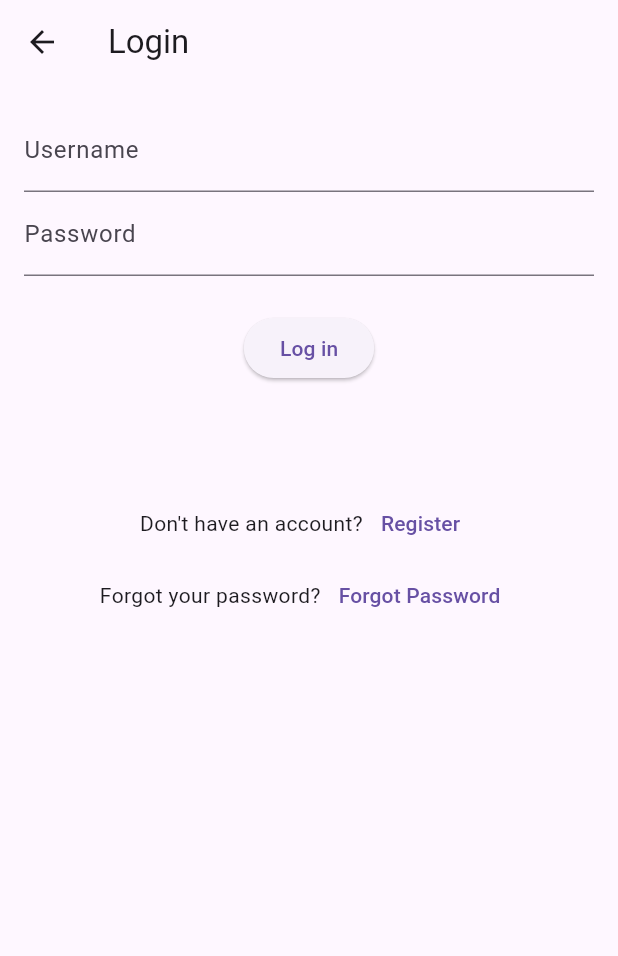
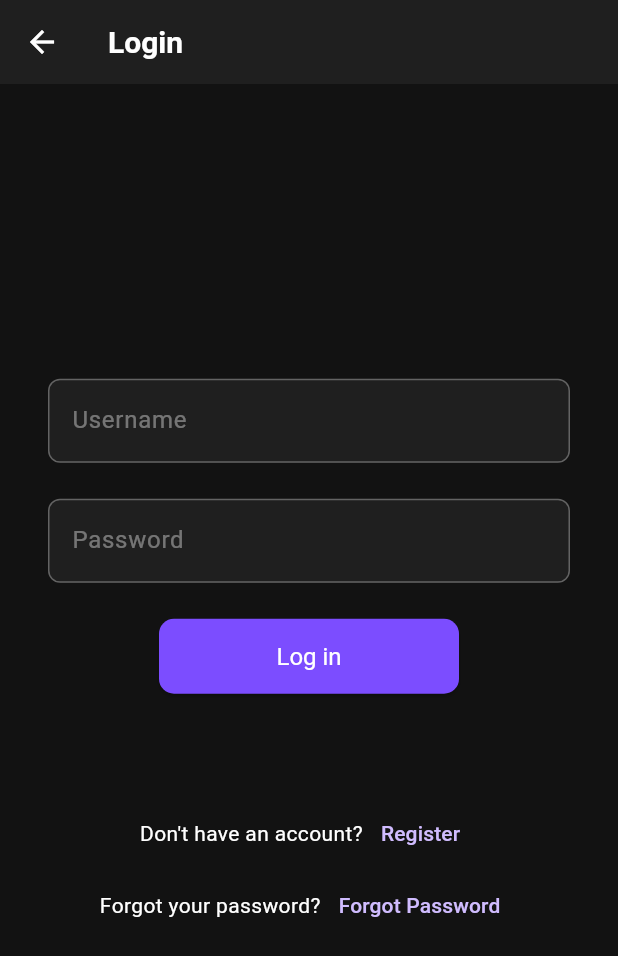
Before and after one commit to Salmoness/large-project, a Flutter app: the screen it shows after launch, after a tap on "Host", on a phone screen of 412 x 824 dp. Shown: the top 956 px of the screen. Run offline on Flutter 3.47's test engine with Material 3 defaults, Android fonts, the light colour scheme and no system bars; our stand-ins replace jwt_decoder, shared_preferences; network calls fail.

Commit message:
Mobile dark theme and layout organization

```diff
--- /dev/null
+++ b/mobile/lib/dark_theme.dart
@@ -0,0 +1,59 @@
+import 'package:flutter/material.dart';
+
+ThemeData darkTheme = ThemeData(
+  brightness: Brightness.dark,
+  scaffoldBackgroundColor: Color(0xFF121212),
+
+  // AppBar
+  appBarTheme: AppBarTheme(
+    backgroundColor: Color(0xFF1F1F1F),
+    foregroundColor: Colors.white,
+    elevation: 0,
+    iconTheme: IconThemeData(color: Colors.white),
+    titleTextStyle: TextStyle(
+      color: Colors.white,
+      fontSize: 20,
+      fontWeight: FontWeight.bold,
+    ),
+  ),
+
+  // Text
+  textTheme: TextTheme(
+    bodyMedium: TextStyle(color: Colors.white),
+    bodyLarge: TextStyle(color: Colors.white),
+    titleLarge: TextStyle(color: Colors.white),
+    labelLarge: TextStyle(color: Colors.white),
+  ),
+
+  // Inputs
+  inputDecorationTheme: InputDecorationTheme(
+    filled: true,
+    fillColor: Color(0xFF1F1F1F), // Dark fill for input
+    labelStyle: TextStyle(color: Colors.white38),
+    hintStyle: TextStyle(color: Colors.white54),
+    border: OutlineInputBorder(
+      borderSide: BorderSide(color: Colors.white24),
+      borderRadius: BorderRadius.circular(8),
+    ),
+    enabledBorder: OutlineInputBorder(
+      borderSide: BorderSide(color: Colors.white30),
+      borderRadius: BorderRadius.circular(8),
+    ),
+    focusedBorder: OutlineInputBorder(
+      borderSide: BorderSide(color: Colors.white),
+      borderRadius: BorderRadius.circular(8),
+    ),
+  ),
+
+  // Buttons
+  elevatedButtonTheme: ElevatedButtonThemeData(
+    style: ElevatedButton.styleFrom(
+      backgroundColor: Colors.deepPurpleAccent,
+      foregroundColor: Colors.white,
+      padding: EdgeInsets.symmetric(vertical: 12, horizontal: 24),
+      shape: RoundedRectangleBorder(borderRadius: BorderRadius.circular(10)),
+      textStyle: TextStyle(fontSize: 16),
+      minimumSize: Size(200, 50),
+    ),
+  ),
+);
--- a/mobile/lib/main.dart
+++ b/mobile/lib/main.dart
@@ -9,6 +9,7 @@ import 'views/browse.dart';
 import 'views/create.dart';
 import 'views/history.dart';
 import 'views/host.dart';
+import 'dark_theme.dart';
 
 void main() => runApp(TrivAIMobileApp());
 
@@ -20,6 +21,7 @@ class TrivAIMobileApp extends StatelessWidget {
     return MaterialApp(
       title: 'TrivAI Mobile Application',
       initialRoute: '/',
+      theme: darkTheme,
       routes: {
         '/': (context) => IndexView(),
         '/play': (context) => PlayView(),
--- /dev/null
+++ b/mobile/lib/utils/center_widget.dart
@@ -0,0 +1,29 @@
+import 'package:flutter/material.dart';
+
+class CenteredView extends StatelessWidget {
+  final List<Widget> children;
+  final EdgeInsetsGeometry padding;
+  final MainAxisSize mainAxisSize;
+
+  const CenteredView({
+    super.key,
+    required this.children,
+    this.padding = const EdgeInsets.all(32),
+    this.mainAxisSize = MainAxisSize.min,
+  });
+
+  @override
+  Widget build(BuildContext context) {
+    return Center(
+      child: Padding(
+        padding: padding,
+        child: Column(
+          mainAxisSize: mainAxisSize,
+          mainAxisAlignment: MainAxisAlignment.center,
+          crossAxisAlignment: CrossAxisAlignment.center,
+          children: children,
+        ),
+      ),
+    );
+  }
+}
--- a/mobile/lib/utils/user_auth_only_view.dart
+++ b/mobile/lib/utils/user_auth_only_widget.dart
@@ -1,22 +1,18 @@
 import 'package:flutter/material.dart';
+import '../utils/center_widget.dart';
 import 'debug_mode_print.dart';
 import 'jwt_auth_service.dart';
 
-class UserAuthOnlyView extends StatefulWidget {
+class UserAuthOnly extends StatefulWidget {
   final Widget child;
-  final AppBar appBar;
 
-  const UserAuthOnlyView({
-    super.key,
-    required this.child,
-    required this.appBar,
-  });
+  const UserAuthOnly({super.key, required this.child});
 
   @override
   UserOnlyAuthState createState() => UserOnlyAuthState();
 }
 
-class UserOnlyAuthState extends State<UserAuthOnlyView> {
+class UserOnlyAuthState extends State<UserAuthOnly> {
   bool isLoading = true;
 
   @override
@@ -41,11 +37,9 @@ class UserOnlyAuthState extends State<UserAuthOnlyView> {
   Widget build(BuildContext context) {
     if (isLoading) {
       return Scaffold(
-        appBar: widget.appBar,
-        body: Center(child: CircularProgressIndicator()),
+        body: CenteredView(children: [CircularProgressIndicator()]),
       );
     }
-
-    return Scaffold(appBar: widget.appBar, body: widget.child);
+    return widget.child;
   }
 }
--- a/mobile/lib/views/home.dart
+++ b/mobile/lib/views/home.dart
@@ -1,7 +1,8 @@
 import 'package:flutter/material.dart';
+import '../utils/center_widget.dart';
 import '../utils/snackbars.dart';
 import '../utils/jwt_storage.dart';
-import '../utils/user_auth_only_view.dart';
+import '../utils/user_auth_only_widget.dart';
 
 class HomeView extends StatefulWidget {
   const HomeView({super.key});
@@ -19,10 +20,10 @@ class HomeViewState extends State<HomeView> {
 
   @override
   Widget build(BuildContext context) {
-    return UserAuthOnlyView(
-      appBar: AppBar(title: Text('TrivAI')),
-      child: Center(
-        child: Column(
+    return UserAuthOnly(
+      child: Scaffold(
+        appBar: AppBar(title: Text('TrivAI')),
+        body: CenteredView(
           children: [
             ElevatedButton(
               child: Text('Log out'),
--- a/mobile/lib/views/index.dart
+++ b/mobile/lib/views/index.dart
@@ -1,4 +1,6 @@
 import 'package:flutter/material.dart';
+
+import '../utils/center_widget.dart';
 
 class IndexView extends StatelessWidget {
   const IndexView({super.key});
@@ -7,9 +9,7 @@ class IndexView extends StatelessWidget {
   Widget build(BuildContext context) {
     return Scaffold(
       appBar: AppBar(title: Text('TrivAI')),
-      body: Center(
-        child: Column(
-          mainAxisAlignment: MainAxisAlignment.center,
+      body: CenteredView(
         children: [
           ElevatedButton(
             child: Text('Play'),
@@ -22,7 +22,6 @@ class IndexView extends StatelessWidget {
           ),
         ],
       ),
-      ),
     );
   }
 }
--- a/mobile/lib/views/login.dart
+++ b/mobile/lib/views/login.dart
@@ -1,5 +1,6 @@
 import 'package:crypto/crypto.dart';
 import 'package:flutter/material.dart';
+import '../utils/center_widget.dart';
 import '../utils/snackbars.dart';
 import 'dart:convert';
 import '../utils/api_fetcher.dart';
@@ -65,9 +66,7 @@ class LoginViewState extends State<LoginView> {
   Widget build(BuildContext context) {
     return Scaffold(
       appBar: AppBar(title: Text('Login')),
-      body: Padding(
-        padding: const EdgeInsets.all(16.0),
-        child: Column(
+      body: CenteredView(
         children: [
           Form(
             key: loginForm,
@@ -83,6 +82,7 @@ class LoginViewState extends State<LoginView> {
                     return null;
                   },
                 ),
+                SizedBox(height: 24),
                 TextFormField(
                   controller: passwordController,
                   obscureText: true,
@@ -127,9 +127,7 @@ class LoginViewState extends State<LoginView> {
                 child: Text('Forgot Password'),
                 onPressed: () {
                   launchUrl(
-                      Uri.parse(
-                        'http://hopethiswork.com/account/password-reset',
-                      ),
+                    Uri.parse('http://hopethiswork.com/account/password-reset'),
                   );
                 },
               ),
@@ -137,7 +135,6 @@ class LoginViewState extends State<LoginView> {
           ),
         ],
       ),
-      ),
     );
   }
 }
--- a/mobile/lib/views/play.dart
+++ b/mobile/lib/views/play.dart
@@ -1,4 +1,5 @@
 import 'package:flutter/material.dart';
+import '../utils/center_widget.dart';
 import '../utils/jwt_auth_service.dart';
 import '../utils/debug_mode_print.dart';
 
@@ -58,9 +59,7 @@ class PlayViewState extends State<PlayView> {
 
     return Scaffold(
       appBar: AppBar(title: Text('Play')),
-      body: Padding(
-        padding: const EdgeInsets.all(16),
-        child: Column(
+      body: CenteredView(
         children: [
           Form(
             key: playForm,
@@ -110,7 +109,6 @@ class PlayViewState extends State<PlayView> {
             ),
         ],
       ),
-      ),
     );
   }
 }
```
Also changed, not shown: mobile/lib/views/browse.dart (+9 -4 lines), mobile/lib/views/create.dart (+13 -7 lines), mobile/lib/views/history.dart (+9 -4 lines), mobile/lib/views/host.dart (+5 -3 lines). Lines whose indentation alone changed are shown as unchanged.
